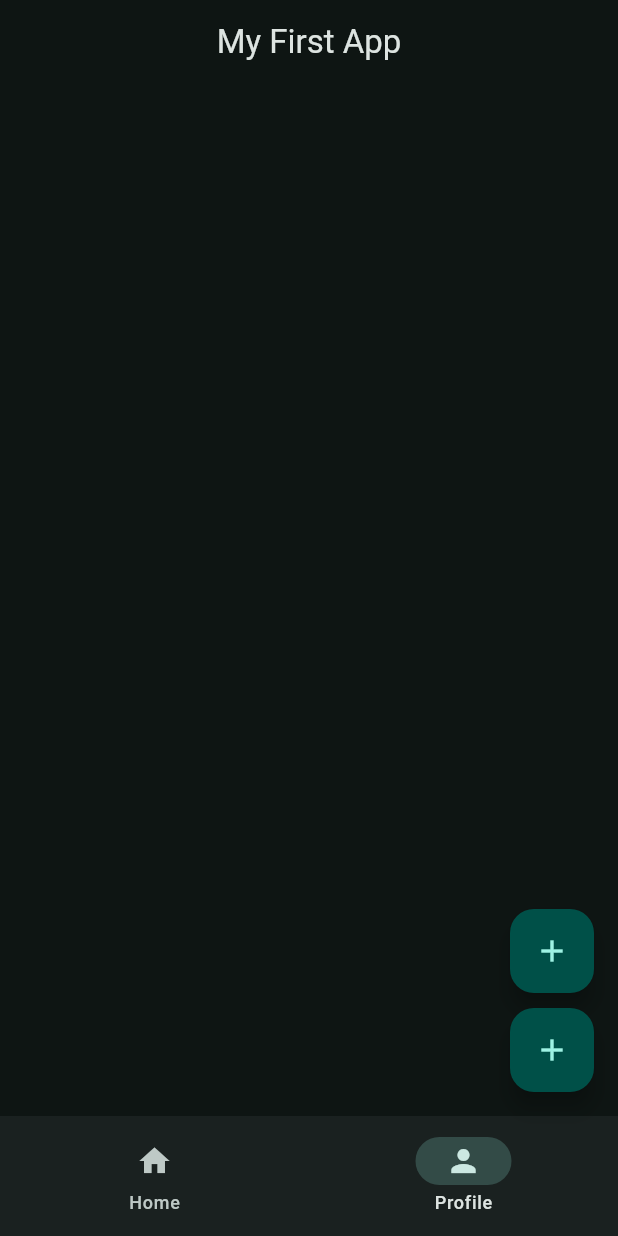
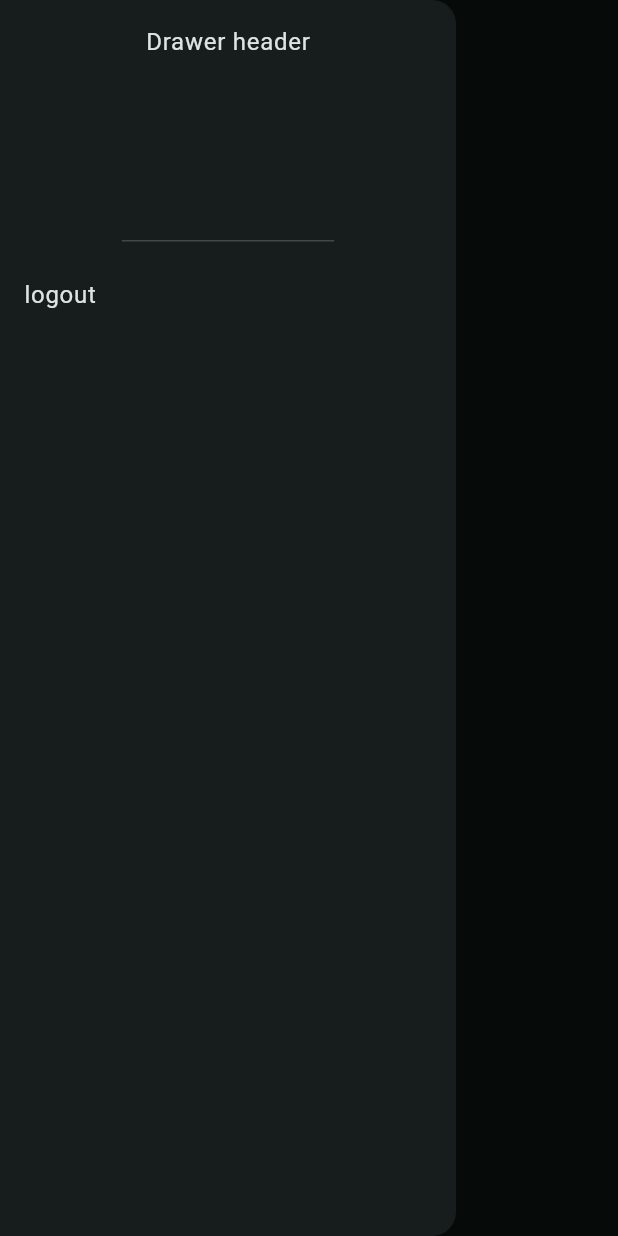
Before and after one commit to MaNaS0708/flutter_practices, a Flutter app: the screen it shows after launch, with the side drawer open (before the commit the screen has no drawer), on a phone screen of 412 x 824 dp. Run offline on Flutter 3.47's test engine with Material 3 defaults, Android fonts, the phone set to English and light mode, and no system bars.

Commit message:
drawer menu

```diff
--- a/lib/main.dart
+++ b/lib/main.dart
@@ -28,48 +28,19 @@ class MyApp extends StatelessWidget {
           title: Text("My First App"),
           centerTitle: true,
         ),
-        floatingActionButton: Column(
-          mainAxisSize: MainAxisSize.min,
-          children: [
-            FloatingActionButton(
-              onPressed: () {
+        drawer: Drawer(
+          child: Column(
+            children: [
+              DrawerHeader(
+                  child: Text('Drawer header')
+              ),
+              ListTile(
+                title: Text('logout'),
+              ),
+            ],
+          ),
+        ),
 
-              },
-              child:
-              Icon(
-                Icons.add
-              ),
-            ),
-            SizedBox(
-              height: 10.0,
-            ),
-            FloatingActionButton(
-              onPressed: () {
-
-              },
-              child:
-              Icon(
-                  Icons.add
-              ),
-            ),
-          ],
-        ),
-        bottomNavigationBar: NavigationBar(
-          destinations: [
-            NavigationDestination(
-              icon: Icon(Icons.home),
-              label: 'Home',
-            ),
-            NavigationDestination(
-              icon: Icon(Icons.person),
-              label: 'Profile',
-            ),
-          ],
-          onDestinationSelected: (int value) {
-            print(value);
-          },
-          selectedIndex: 1,
-        ),
       ),
     );
   }
```
